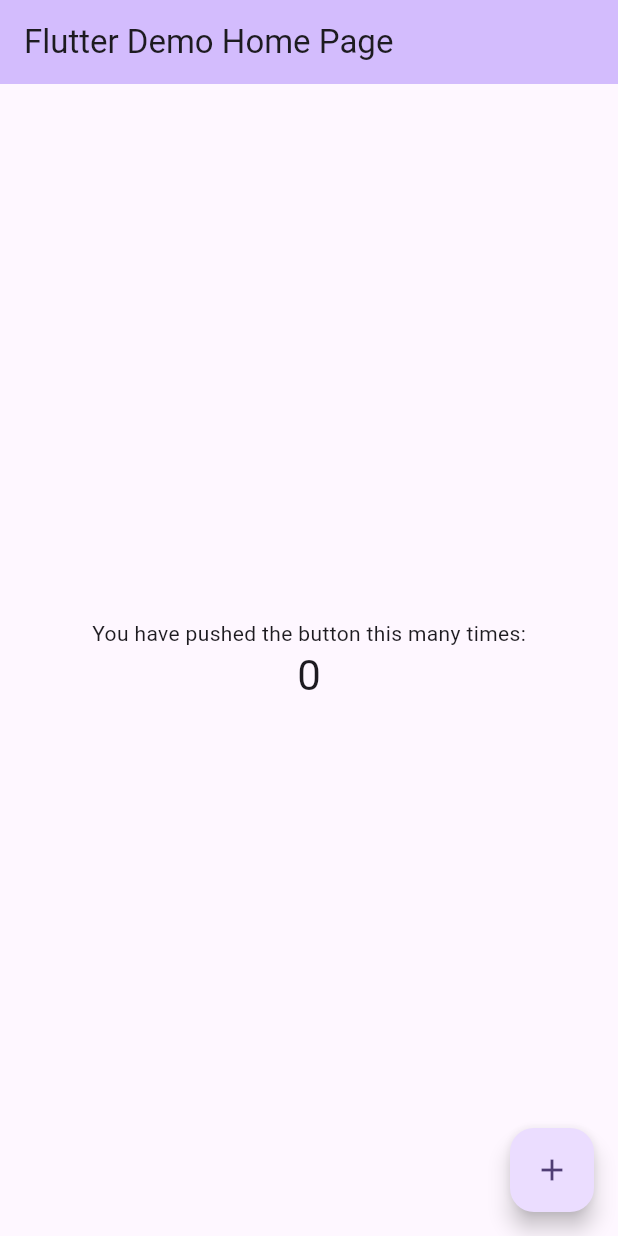
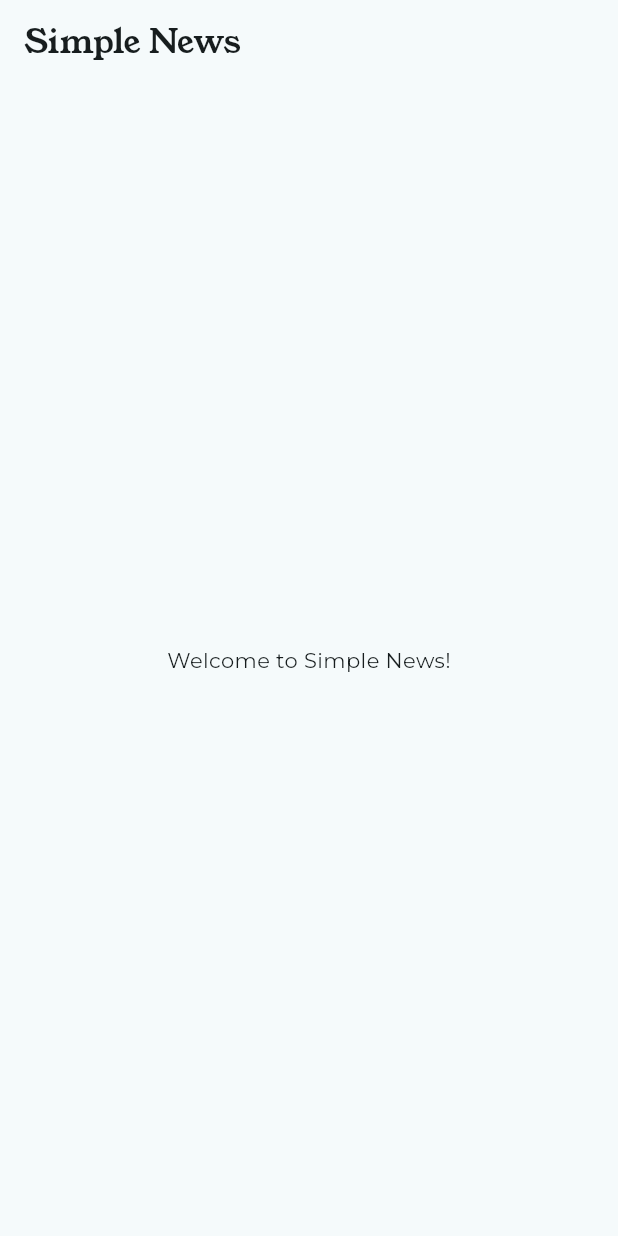
Before and after one commit to wanosoft/simple_news, a Flutter app: the screen it shows after launch, on a phone screen of 412 x 824 dp. Run offline on Flutter 3.47's test engine with Material 2 defaults, Android fonts, the phone set to English and light mode, and no system bars; project files that could hold a hidden picture were left out.

Commit message:
Add app style enhancements

```diff
--- a/analysis_options.yaml
+++ b/analysis_options.yaml
@@ -21,8 +21,14 @@ linter:
   # `// ignore_for_file: name_of_lint` syntax on the line or in the file
   # producing the lint.
   rules:
-    # avoid_print: false  # Uncomment to disable the `avoid_print` rule
-    # prefer_single_quotes: true  # Uncomment to enable the `prefer_single_quotes` rule
+    prefer_single_quotes: true
+    prefer_relative_imports: true
+    directives_ordering: true
+
+analyzer:
+  exclude:
+    - "**/*.g.dart"
+    - "**/*.freezed.dart"
 
 # Additional information about this file can be found at
 # https://dart.dev/guides/language/analysis-options
--- /dev/null
+++ b/lib/core/presentation/simple_news.dart
@@ -0,0 +1,21 @@
+import 'package:flutter/material.dart';
+
+import '../../features/home/presentation/home_screen.dart';
+import 'simple_news_theme.dart';
+
+class SimpleNews extends StatelessWidget {
+  const SimpleNews({super.key});
+
+  @override
+  Widget build(BuildContext context) {
+    return MaterialApp(
+      title: 'Simple News',
+      theme: ThemeData(
+        colorScheme: ColorScheme.fromSeed(seedColor: Colors.white),
+        useMaterial3: true,
+        textTheme: SimpleNewsTheme.textTheme,
+      ),
+      home: const HomeScreen(),
+    );
+  }
+}
--- /dev/null
+++ b/lib/core/presentation/simple_news_theme.dart
@@ -0,0 +1,26 @@
+import 'package:flutter/material.dart';
+
+class SimpleNewsTheme {
+  SimpleNewsTheme._();
+
+  static const montserrat = 'Montserrat';
+  static const youngSerif = 'Young Serif';
+
+  static const accentTextStyle = TextStyle(fontFamily: youngSerif);
+  static const primaryTextStyle = TextStyle(fontFamily: montserrat);
+
+  static const textTheme = TextTheme(
+    displayLarge: accentTextStyle,
+    displayMedium: accentTextStyle,
+    displaySmall: accentTextStyle,
+    headlineLarge: primaryTextStyle,
+    headlineMedium: primaryTextStyle,
+    headlineSmall: primaryTextStyle,
+    titleLarge: accentTextStyle,
+    titleMedium: accentTextStyle,
+    titleSmall: accentTextStyle,
+    bodyLarge: primaryTextStyle,
+    bodyMedium: primaryTextStyle,
+    bodySmall: primaryTextStyle,
+  );
+}
--- /dev/null
+++ b/lib/features/home/presentation/home_screen.dart
@@ -0,0 +1,13 @@
+import 'package:flutter/material.dart';
+
+class HomeScreen extends StatelessWidget {
+  const HomeScreen({super.key});
+
+  @override
+  Widget build(BuildContext context) {
+    return Scaffold(
+      appBar: AppBar(title: const Text('Simple News')),
+      body: const Center(child: Text('Welcome to Simple News!')),
+    );
+  }
+}
--- a/lib/main.dart
+++ b/lib/main.dart
@@ -1,69 +1,4 @@
 import 'package:flutter/material.dart';
+import 'core/presentation/simple_news.dart';
 
-void main() {
-  runApp(const MyApp());
-}
-
-class MyApp extends StatelessWidget {
-  const MyApp({super.key});
-
-  @override
-  Widget build(BuildContext context) {
-    return MaterialApp(
-      title: 'Flutter Demo',
-      theme: ThemeData(
-        colorScheme: ColorScheme.fromSeed(seedColor: Colors.deepPurple),
-        useMaterial3: true,
-      ),
-      home: const MyHomePage(title: 'Flutter Demo Home Page'),
-    );
-  }
-}
-
-class MyHomePage extends StatefulWidget {
-  const MyHomePage({super.key, required this.title});
-
-  final String title;
-
-  @override
-  State<MyHomePage> createState() => _MyHomePageState();
-}
-
-class _MyHomePageState extends State<MyHomePage> {
-  int _counter = 0;
-
-  void _incrementCounter() {
-    setState(() {
-      _counter++;
-    });
-  }
-
-  @override
-  Widget build(BuildContext context) {
-    return Scaffold(
-      appBar: AppBar(
-        backgroundColor: Theme.of(context).colorScheme.inversePrimary,
-        title: Text(widget.title),
-      ),
-      body: Center(
-        child: Column(
-          mainAxisAlignment: MainAxisAlignment.center,
-          children: <Widget>[
-            const Text(
-              'You have pushed the button this many times:',
-            ),
-            Text(
-              '$_counter',
-              style: Theme.of(context).textTheme.headlineMedium,
-            ),
-          ],
-        ),
-      ),
-      floatingActionButton: FloatingActionButton(
-        onPressed: _incrementCounter,
-        tooltip: 'Increment',
-        child: const Icon(Icons.add),
-      ), // This trailing comma makes auto-formatting nicer for build methods.
-    );
-  }
-}
+void main() => runApp(const SimpleNews());
```
Also changed, not shown: pubspec.yaml (+9 -13 lines), assets/fonts/Montserrat-Regular.ttf (added), assets/fonts/YoungSerif-Regular.ttf (added), 57 other files.
